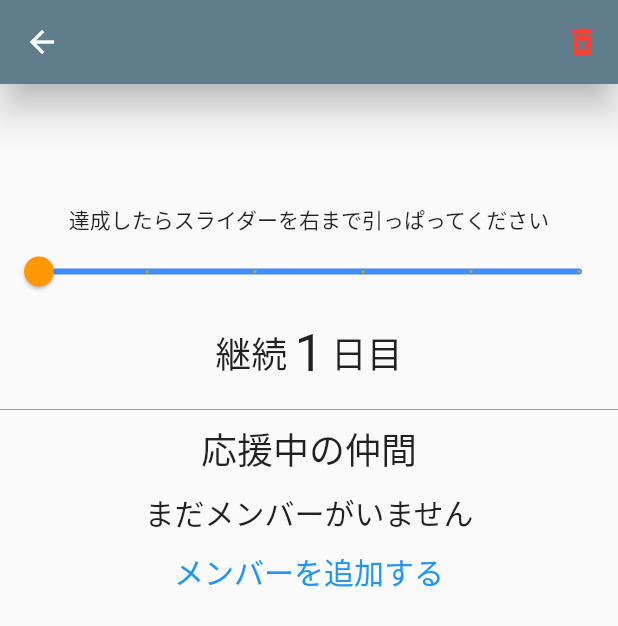
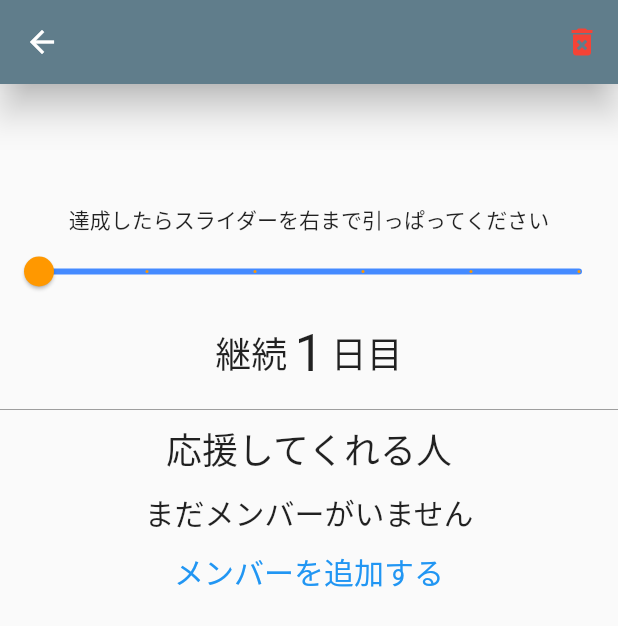
Before and after one commit to y0303noki/YellApp, a Flutter app: the MyAchievementPage screen opened directly, on a phone screen of 412 x 824 dp. Shown: the top 626 px of the screen. Run offline on Flutter 3.47's test engine with Material 2 defaults, Android fonts, the light colour scheme and no system bars; our stand-ins replace bubble, cloud_firestore, firebase_auth, firebase_core, flutter_hooks, hooks_riverpod and 2 more; accounts and stored records are empty; network calls fail.

Commit message:
ちょい修正

```diff
--- a/lib/screen/my/my_achievement_page.dart
+++ b/lib/screen/my/my_achievement_page.dart
@@ -103,52 +103,6 @@ class MyAchievementPage extends ConsumerWidget {
     // メンバーがいるとき
     return Column(
       children: [
-        // Container(
-        //   margin: const EdgeInsets.only(
-        //     left: 20,
-        //     right: 20,
-        //     bottom: 10,
-        //   ),
-        //   padding: const EdgeInsets.only(top: 5, bottom: 5),
-        //   decoration: BoxDecoration(
-        //     color: Colors.grey[200],
-        //     borderRadius: BorderRadius.circular(10),
-        //   ),
-        //   child: SingleChildScrollView(
-        //     child: Row(
-        //       mainAxisAlignment: MainAxisAlignment.start,
-        //       children: _memberIconWidget(myAchievment),
-        //     ),
-        //   ),
-        // ),
-        // メンバーの応援メッセージ
-        // Row(
-        //   children: [
-        //     Expanded(
-        //       child: Bubble(
-        //         margin: const BubbleEdges.only(left: 10, right: 10),
-        //         padding: const BubbleEdges.only(top: 20, bottom: 20),
-        //         nip: BubbleNip.leftTop,
-        //         color: CommonWidget.otherDefaultColor(),
-        //         child: _selectYellMessage(myAchievment),
-        //       ),
-        //     ),
-        //   ],
-        // ),
-
-        // メンバー追加ボタン
-        TextButton(
-          onPressed: () {
-            // 招待ページに遷移
-            Navigator.push(
-              context,
-              MaterialPageRoute(
-                builder: (context) => const InviteMainPage(),
-              ),
-            );
-          },
-          child: TextWidget.subTitleText1('メンバーを追加する'),
-        ),
         Container(
           width: double.infinity,
           height: 40,
@@ -165,6 +119,24 @@ class MyAchievementPage extends ConsumerWidget {
                 ),
               ),
             ],
+          ),
+        ),
+        // メンバー追加ボタン
+
+        Container(
+          width: double.infinity,
+          color: Colors.grey[300],
+          child: TextButton(
+            onPressed: () {
+              // 招待ページに遷移
+              Navigator.push(
+                context,
+                MaterialPageRoute(
+                  builder: (context) => const InviteMainPage(),
+                ),
+              );
+            },
+            child: TextWidget.subTitleText1('メンバーを追加する'),
           ),
         ),
         Container(
@@ -364,7 +336,7 @@ class MyAchievementPage extends ConsumerWidget {
               const Divider(
                 color: Colors.grey,
               ),
-              TextWidget.headLineText5('応援中の仲間'),
+              TextWidget.headLineText5('応援してくれる人'),
               _memberWidget(context, myAchievment),
             ],
           ),
```
